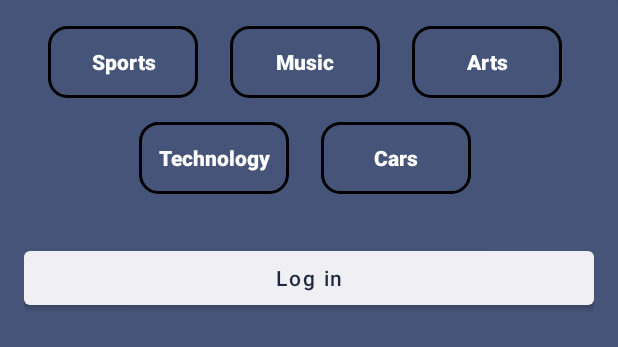
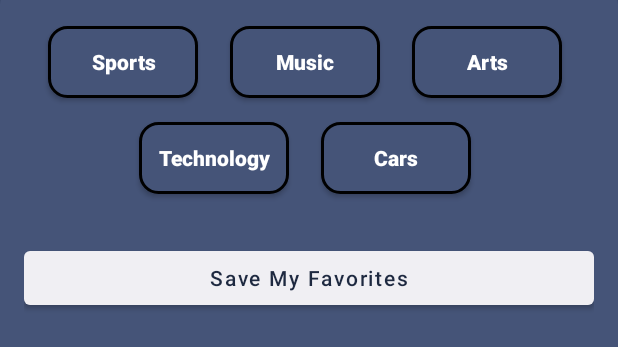
Before and after one commit to AhmedMaad/World-Tickets, an Android app: the layout choose_favorites_layout.xml on its own in the app's theme, with its tools: preview values and no code run, on a phone screen of 412 x 824 dp. Shown: the part 874-1221 px from the top of the screen. Run offline under Robolectric (Android 15) with nearby library versions, the phone set to English and light mode, and no system bars.

Commit message:
choosing av

```diff
--- a/app/src/main/res/drawable/border.xml
+++ b/app/src/main/res/drawable/border_blue.xml
@@ -11,6 +11,8 @@
 
     <corners android:radius="12dp" />
 
+    <solid android:color="@color/blue" />
+
     <padding
         android:bottom="8dp"
         android:left="8dp"
--- a/app/src/main/res/layout/choose_favorites_layout.xml
+++ b/app/src/main/res/layout/choose_favorites_layout.xml
@@ -24,7 +24,7 @@
         android:layout_width="wrap_content"
         android:layout_height="wrap_content"
         android:layout_marginTop="24dp"
-        android:background="@drawable/border"
+        android:background="@drawable/border_blue"
         android:text="Sports"
         android:textAllCaps="false"
         android:textColor="@color/white"
@@ -36,7 +36,7 @@
         android:id="@+id/music_btn"
         android:layout_width="wrap_content"
         android:layout_height="wrap_content"
-        android:background="@drawable/border"
+        android:background="@drawable/border_blue"
         android:text="Music"
         android:textAllCaps="false"
         android:textColor="@color/white"
@@ -49,7 +49,7 @@
         android:id="@+id/arts_btn"
         android:layout_width="wrap_content"
         android:layout_height="wrap_content"
-        android:background="@drawable/border"
+        android:background="@drawable/border_blue"
         android:text="Arts"
         android:textAllCaps="false"
         android:textColor="@color/white"
@@ -59,11 +59,11 @@
         app:layout_constraintStart_toEndOf="@id/music_btn" />
 
     <androidx.appcompat.widget.AppCompatButton
-        android:id="@+id/technology_btn"
+        android:id="@+id/tech_btn"
         android:layout_width="wrap_content"
         android:layout_height="wrap_content"
         android:layout_marginTop="16dp"
-        android:background="@drawable/border"
+        android:background="@drawable/border_blue"
         android:text="Technology"
         android:textAllCaps="false"
         android:textColor="@color/white"
@@ -76,26 +76,26 @@
         android:id="@+id/cars_btn"
         android:layout_width="wrap_content"
         android:layout_height="wrap_content"
-        android:background="@drawable/border"
+        android:background="@drawable/border_blue"
         android:text="Cars"
         android:textAllCaps="false"
         android:textColor="@color/white"
         android:textStyle="bold"
-        app:layout_constraintBottom_toBottomOf="@id/technology_btn"
+        app:layout_constraintBottom_toBottomOf="@id/tech_btn"
         app:layout_constraintEnd_toStartOf="@id/arts_btn"
         app:layout_constraintStart_toEndOf="@id/music_btn" />
 
     <Button
-        android:id="@+id/login"
+        android:id="@+id/save_favorites_btn"
         android:layout_width="match_parent"
         android:layout_height="wrap_content"
         android:layout_marginTop="32dp"
         android:layout_marginBottom="16dp"
-        android:text="Log in"
+        android:text="Save My Favorites"
         android:textAllCaps="false"
         android:textColor="@color/dark_blue"
         app:layout_constraintBottom_toBottomOf="parent"
-        app:layout_constraintTop_toBottomOf="@id/technology_btn"
+        app:layout_constraintTop_toBottomOf="@id/tech_btn"
         app:layout_goneMarginTop="32dp" />
 
 </androidx.constraintlayout.widget.ConstraintLayout>
```
Also changed, not shown: app/src/main/java/com/maad/worldtickets/FavoritesFragment.kt (+101 -7 lines), app/src/main/res/drawable/border_dark_blue.xml (added, +22 -0 lines), app/src/main/res/layout/fragment_favorites.xml (+9 -9 lines).
